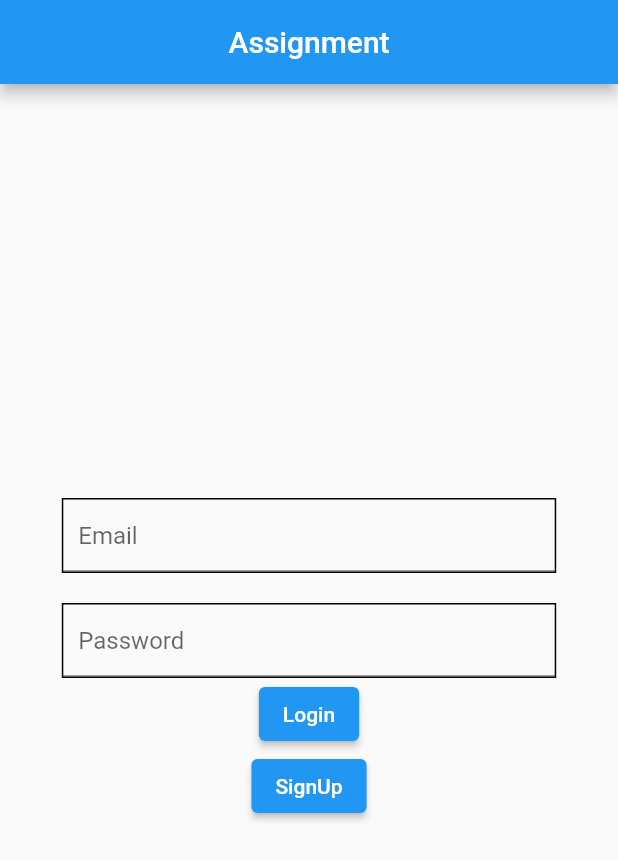
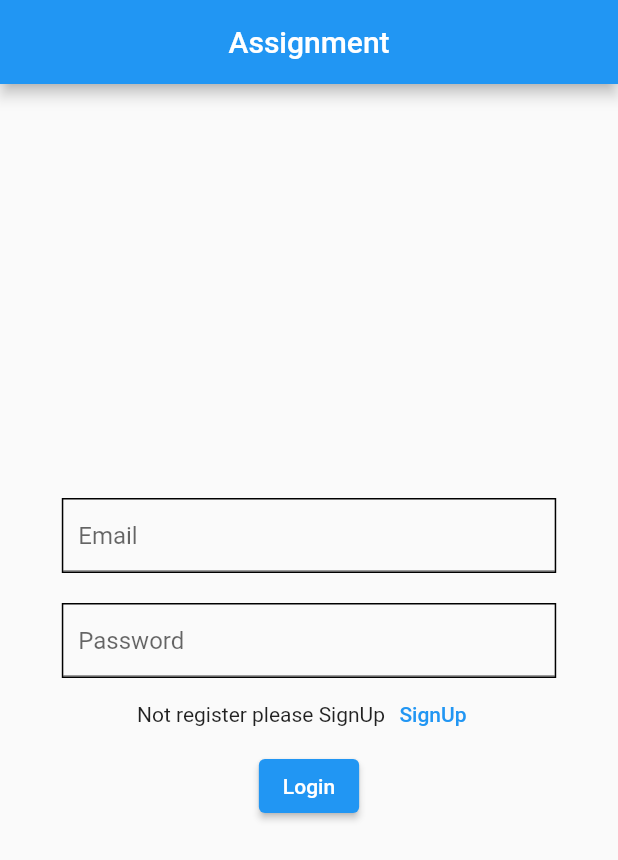
Before and after one commit to HVKG2727/flutterproject, a Flutter app: the screen it shows after launch, on a phone screen of 412 x 824 dp. Shown: the top 860 px of the screen. Run offline on Flutter 3.47's test engine with Material 2 defaults, Android fonts, the phone set to English and light mode, and no system bars; our stand-ins replace firebase_auth, firebase_core, fluttertoast, localstorage; accounts and stored records are empty.

Commit message:
Done some changes in login page

```diff
--- a/lib/screens/login.dart
+++ b/lib/screens/login.dart
@@ -65,6 +65,36 @@ class _LoginPageState extends State<LoginPage> {
                 ),
               ),
             ),
+
+            Container(
+              child:  Row(
+                mainAxisAlignment: MainAxisAlignment.center,
+                children: [
+                 const Text("Not register please SignUp"),
+                TextButton(
+                  onPressed: () async {
+                      try {
+                           await FirebaseAuth.instance.createUserWithEmailAndPassword(
+                          email: emailController.text.trim(),
+                           password: passwordController.text.trim(),
+                            );
+                              Navigator.of(context).push(MaterialPageRoute(builder: (context) => const Homepage()));
+                              Fluttertoast.showToast(msg: 'SignUp successfully');
+
+                      } catch (e) {
+                              print('Error while signingUp up: $e');
+                              Fluttertoast.showToast(msg: 'Error while signingUp in: $e');
+                              // if (e.hashCode == 'user-not-found') {
+                              //   Fluttertoast.showToast(msg: "User not found. Please register or check your credentials.");
+                              // } else {
+                              //   Fluttertoast.showToast(msg: "Login failed: $e");
+                              // }
+                      }
+                      },
+                      child: Text("SignUp"))
+                ],
+              ),
+            ),
             ElevatedButton(
               onPressed: () async {
                 try {
@@ -83,26 +113,26 @@ class _LoginPageState extends State<LoginPage> {
               child: const Text("Login"),
             ),
 
-            ElevatedButton(
-              onPressed: () async {
-                try {
-                  print(emailController.text);
-                  print(passwordController.text);
-                  await FirebaseAuth.instance.createUserWithEmailAndPassword(
-                    email: emailController.text.trim(),
-                    password: passwordController.text.trim(),
-                  );
-                  Navigator.of(context).push(MaterialPageRoute(builder: (context) => const Homepage()));
-                  Fluttertoast.showToast(msg: 'SignUp successfully');
-
-                } catch (e) {
-                  print('Error while signingUp up: $e');
-                  Fluttertoast.showToast(msg: 'Error while signingUp in: $e');
-
-                }
-              },
-              child: const Text("SignUp"),
-            ),
+            // ElevatedButton(
+            //   onPressed: () async {
+            //     try {
+            //       print(emailController.text);
+            //       print(passwordController.text);
+            //       await FirebaseAuth.instance.createUserWithEmailAndPassword(
+            //         email: emailController.text.trim(),
+            //         password: passwordController.text.trim(),
+            //       );
+            //       Navigator.of(context).push(MaterialPageRoute(builder: (context) => const Homepage()));
+            //       Fluttertoast.showToast(msg: 'SignUp successfully');
+            //
+            //     } catch (e) {
+            //       print('Error while signingUp up: $e');
+            //       Fluttertoast.showToast(msg: 'Error while signingUp in: $e');
+            //
+            //     }
+            //   },
+            //   child: const Text("SignUp"),
+            // ),
 
           ],
         ),
```
